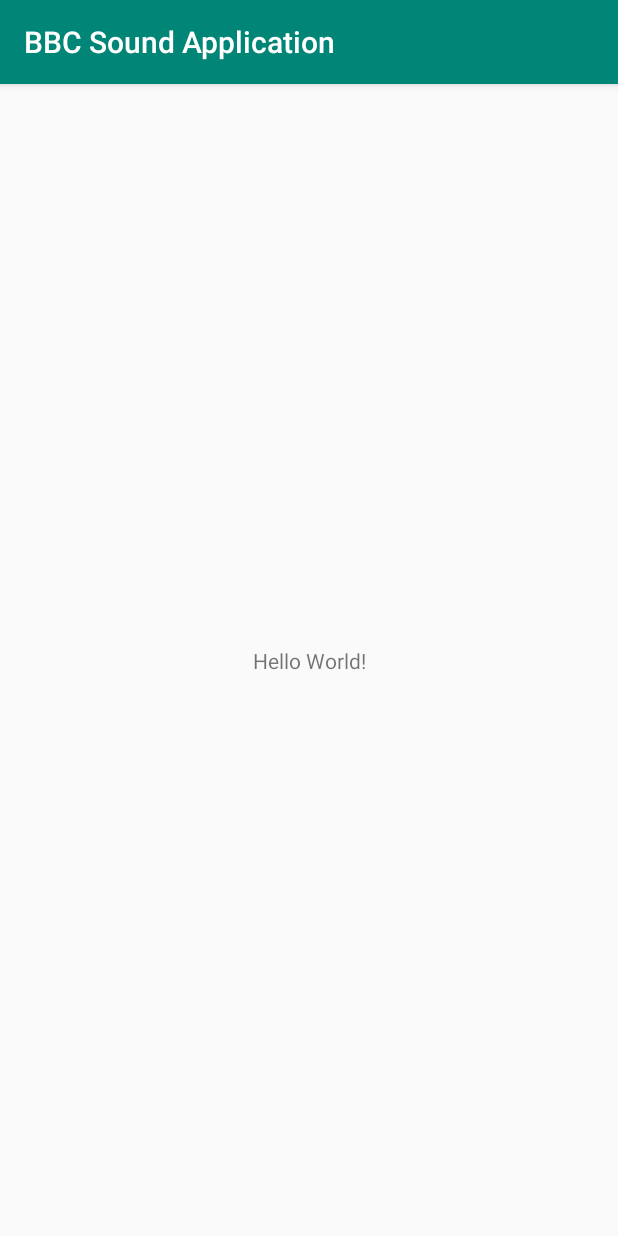
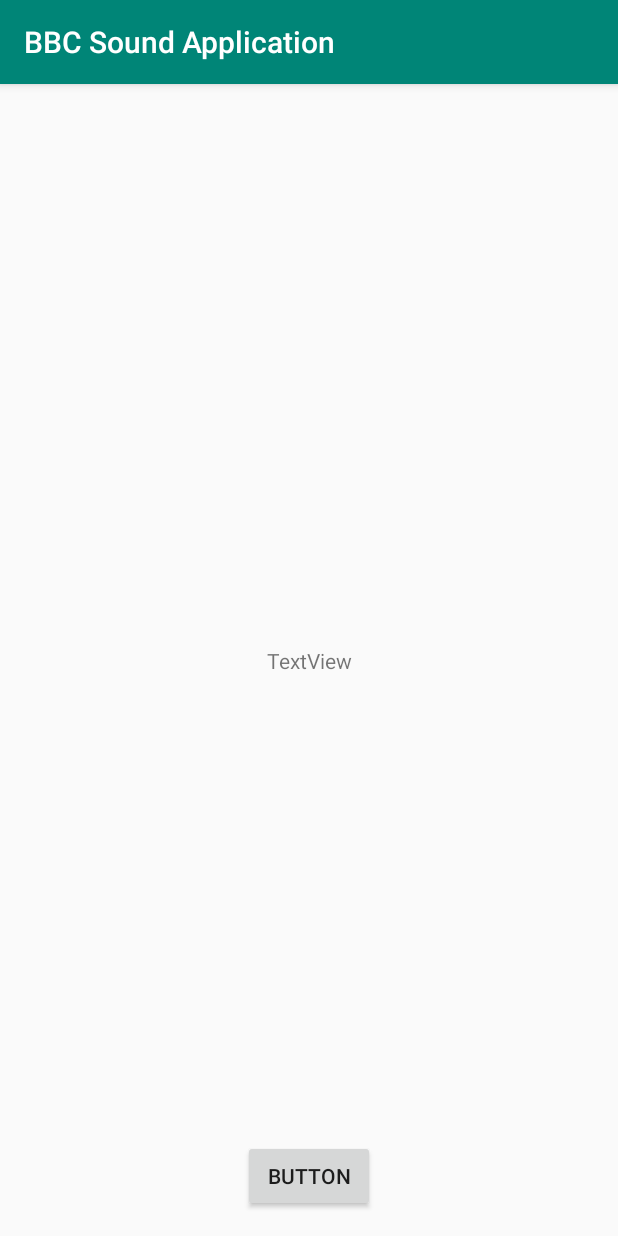
Before and after one commit to eddireeder/bbc-archive-android-app, an Android app: the screen it shows after launch (MainActivity), on a phone screen of 412 x 824 dp. Run offline under Robolectric (Android 15) with nearby library versions, the phone set to English and light mode, and no system bars.

Commit message:
Added streaming of a test sound on button push

```diff
--- a/app/src/main/AndroidManifest.xml
+++ b/app/src/main/AndroidManifest.xml
@@ -1,6 +1,8 @@
 <?xml version="1.0" encoding="utf-8"?>
 <manifest xmlns:android="http://schemas.android.com/apk/res/android"
     package="com.example.bbcsoundapplication">
+
+    <uses-permission android:name="android.permission.INTERNET" />
 
     <application
         android:allowBackup="true"
--- a/app/src/main/res/layout/activity_main.xml
+++ b/app/src/main/res/layout/activity_main.xml
@@ -7,12 +7,23 @@
     tools:context=".MainActivity">
 
     <TextView
+        android:id="@+id/textView"
         android:layout_width="wrap_content"
         android:layout_height="wrap_content"
-        android:text="Hello World!"
+        android:text="TextView"
         app:layout_constraintBottom_toBottomOf="parent"
-        app:layout_constraintLeft_toLeftOf="parent"
-        app:layout_constraintRight_toRightOf="parent"
+        app:layout_constraintEnd_toEndOf="parent"
+        app:layout_constraintStart_toStartOf="parent"
         app:layout_constraintTop_toTopOf="parent" />
 
+    <Button
+        android:id="@+id/button"
+        android:layout_width="wrap_content"
+        android:layout_height="wrap_content"
+        android:layout_marginBottom="16dp"
+        android:onClick="playSound"
+        android:text="Button"
+        app:layout_constraintBottom_toBottomOf="parent"
+        app:layout_constraintEnd_toEndOf="parent"
+        app:layout_constraintStart_toStartOf="parent" />
 </androidx.constraintlayout.widget.ConstraintLayout>
```
Also changed, not shown: app/src/main/java/com/example/bbcsoundapplication/MainActivity.kt (+25 -1 lines).
